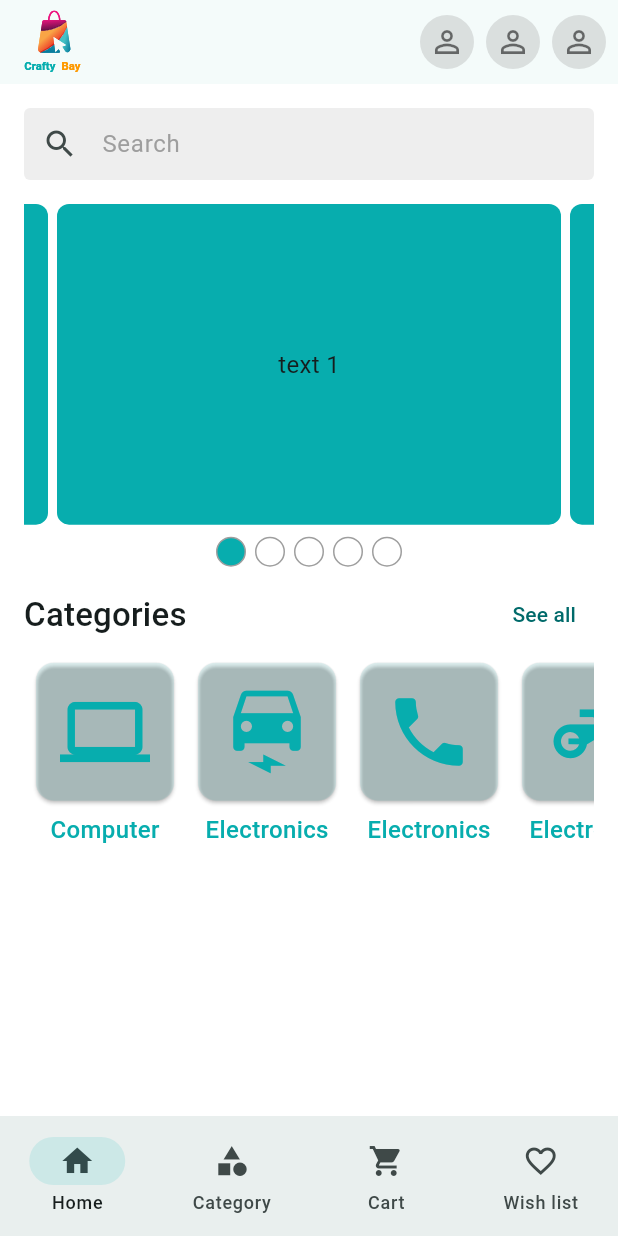
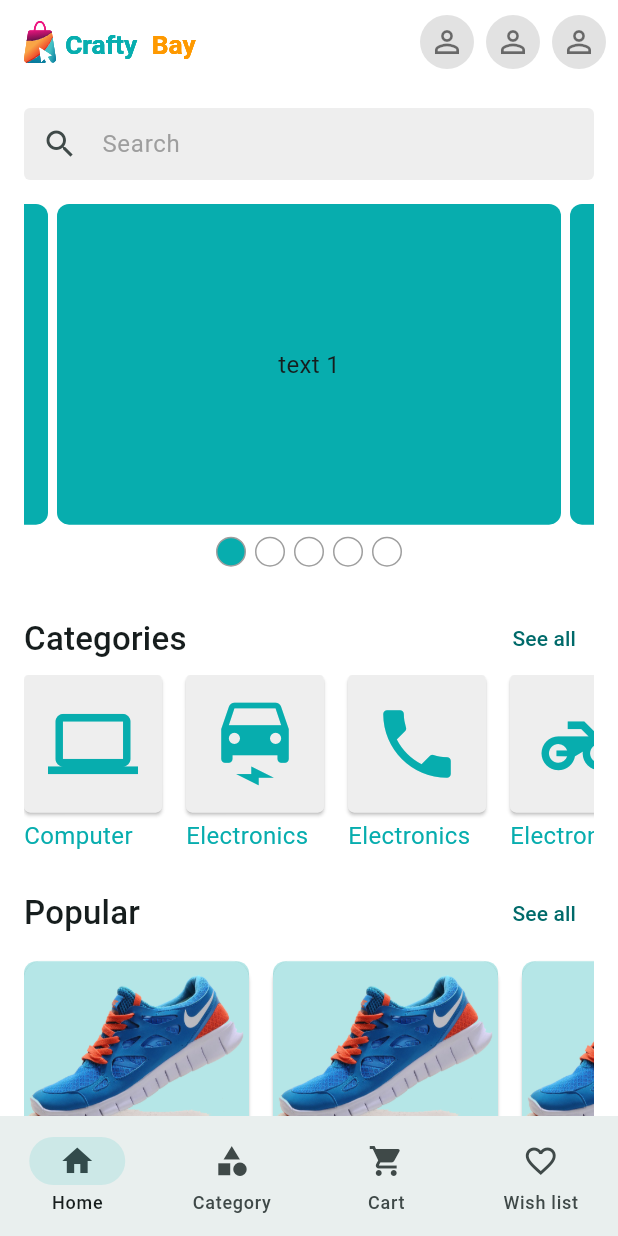
Before and after one commit to Nhrepon/Neuro-Shop-Flutter, a Flutter app: the screen it shows after launch, on a phone screen of 412 x 824 dp. Run offline on Flutter 3.47's test engine with Material 3 defaults, Android fonts, the phone set to English and light mode, and no system bars; drawn by our look-alikes of carousel_slider; our stand-ins replace firebase_core, firebase_crashlytics, flutter_svg, get, pin_code_fields; accounts and stored records are empty; generated files the repository leaves out were written again.

Commit message:
home and category list screen done with backpress

```diff
--- a/lib/app/app.dart
+++ b/lib/app/app.dart
@@ -1,8 +1,10 @@
 import 'package:flutter/material.dart';
 import 'package:flutter_localizations/flutter_localizations.dart';
+import 'package:get/get.dart';
 import 'package:neuro_shop/app/app_colors.dart';
 import 'package:neuro_shop/app/app_routes.dart';
 import 'package:flutter_gen/gen_l10n/app_localizations.dart';
+import 'package:neuro_shop/app/controller_binder.dart';
 import 'package:neuro_shop/features/auth/ui/screens/sign_in_screen.dart';
 
 class NeuroShop extends StatefulWidget {
@@ -16,10 +18,11 @@ class _NeuroShopState extends State<NeuroShop> {
   @override
   Widget build(BuildContext context) {
 
-    return MaterialApp(
+    return GetMaterialApp(
       initialRoute: '/',
       onGenerateRoute: AppRoutes.onGenerateRoute,
       theme: ThemeData(
+        appBarTheme: AppBarTheme(color: Colors.white),
         colorSchemeSeed: AppColors.themeColor,
         scaffoldBackgroundColor: Colors.white,
         textTheme: TextTheme(titleLarge: TextStyle(fontSize: 24, fontWeight: FontWeight.w600)),
@@ -51,6 +54,7 @@ class _NeuroShopState extends State<NeuroShop> {
       ],
       locale: const Locale('en'),
       debugShowCheckedModeBanner: false,
+      initialBinding: ControllerBinder(),
     );
   }
 }
--- a/lib/app/assets_path.dart
+++ b/lib/app/assets_path.dart
@@ -1,4 +1,6 @@
 class AssetsPath{
   static const String imagePath = 'assets/images';
   static const String logo = '$imagePath/logo.svg';
+  static const String logoNav = '$imagePath/logo_nav.svg';
+  static const String shoe = '$imagePath/shoe.png';
 }
--- /dev/null
+++ b/lib/app/controller_binder.dart
@@ -0,0 +1,10 @@
+import 'package:get/get.dart';
+import 'package:neuro_shop/controller/home_layout_controller.dart';
+
+class ControllerBinder extends Bindings{
+  @override
+  void dependencies() {
+    // TODO: implement dependencies
+    Get.put(HomeLayoutController());
+  }
+}
--- a/lib/common/main_screen_with_bottom_navBar.dart
+++ b/lib/common/main_screen_with_bottom_navBar.dart
@@ -1,4 +1,8 @@
 import 'package:flutter/material.dart';
+import 'package:get/get.dart';
+import 'package:get/get_core/src/get_main.dart';
+import 'package:neuro_shop/controller/home_layout_controller.dart';
+import 'package:neuro_shop/features/auth/ui/screens/category_list_screen.dart';
 import 'package:neuro_shop/home/home_screen.dart';
 
 class MainScreenWithBottomNavbar extends StatefulWidget {
@@ -9,10 +13,11 @@ class MainScreenWithBottomNavbar extends StatefulWidget {
 }
 
 class _MainScreenWithBottomNavbarState extends State<MainScreenWithBottomNavbar> {
-  int _selectedIndex = 0;
+  //int _selectedIndex = 0;.
+
   final List<Widget> _screen = [
     HomeScreen(),
-    HomeScreen(),
+    CategoryListScreen(),
     HomeScreen(),
     HomeScreen()
   ];
@@ -20,19 +25,24 @@ class _MainScreenWithBottomNavbarState extends State<MainScreenWithBottomNavbar>
   Widget build(BuildContext context) {
     return Scaffold(
       //appBar: AppBar(),
-      body: _screen[_selectedIndex],
-      bottomNavigationBar: NavigationBar(
-          selectedIndex: _selectedIndex,
-          onDestinationSelected: (int index){
-            _selectedIndex = index;
-          setState(() {});
-          },
-          destinations: [
-            NavigationDestination(icon: Icon(Icons.home), label: "Home"),
-            NavigationDestination(icon: Icon(Icons.category), label: "Category"),
-            NavigationDestination(icon: Icon(Icons.shopping_cart), label: "Cart"),
-            NavigationDestination(icon: Icon(Icons.favorite_outline), label: "Wish list"),
-      ]),
+      body: GetBuilder<HomeLayoutController>(
+        builder: (controller) {
+          return _screen[controller.selectedIndex];
+        }
+      ),
+      bottomNavigationBar: GetBuilder<HomeLayoutController>(
+        builder: (controller) {
+          return NavigationBar(
+              selectedIndex: controller.selectedIndex,
+              onDestinationSelected: controller.changeIndex,
+              destinations: [
+                NavigationDestination(icon: Icon(Icons.home), label: "Home"),
+                NavigationDestination(icon: Icon(Icons.category), label: "Category"),
+                NavigationDestination(icon: Icon(Icons.shopping_cart), label: "Cart"),
+                NavigationDestination(icon: Icon(Icons.favorite_outline), label: "Wish list"),
+          ]);
+        }
+      ),
     );
   }
 }
--- /dev/null
+++ b/lib/controller/home_layout_controller.dart
@@ -0,0 +1,18 @@
+import 'package:get/get.dart';
+
+class HomeLayoutController extends GetxController{
+  int _selectedIndex = 0;
+  int get selectedIndex => _selectedIndex;
+  void changeIndex(int index){
+    _selectedIndex = index;
+    update();
+  }
+
+  void moveToCategory(){
+    changeIndex(1);
+  }
+
+  void moveToHome(){
+    changeIndex(0);
+  }
+}
--- /dev/null
+++ b/lib/features/auth/ui/screens/category_list_screen.dart
@@ -0,0 +1,46 @@
+import 'package:flutter/cupertino.dart';
+import 'package:flutter/material.dart';
+import 'package:get/get.dart';
+import 'package:get/get_core/src/get_main.dart';
+import 'package:neuro_shop/controller/home_layout_controller.dart';
+import 'package:neuro_shop/widgets/category_item.dart';
+
+class CategoryListScreen extends StatefulWidget {
+  const CategoryListScreen({super.key});
+
+  @override
+  State<CategoryListScreen> createState() => _CategoryListScreenState();
+}
+
+class _CategoryListScreenState extends State<CategoryListScreen> {
+  @override
+  Widget build(BuildContext context) {
+    return PopScope(
+      canPop: false,
+      onPopInvokedWithResult: (_,__){
+        Get.find<HomeLayoutController>().moveToHome();
+      },
+      child: Scaffold(
+        appBar: AppBar(
+          title: Text("Categories"),
+          leading: IconButton(onPressed: (){Get.find<HomeLayoutController>().moveToHome();}, icon: Icon(CupertinoIcons.back))
+        ),
+        body: Padding(
+          padding: EdgeInsets.all(16),
+          child: GridView.builder(
+            itemCount: 10,
+            gridDelegate: SliverGridDelegateWithFixedCrossAxisCount(
+              crossAxisCount: 4,
+              mainAxisSpacing: 8,
+            ),
+            itemBuilder: (context, index) {
+              return const FittedBox(
+                child: CategoryItem(title:"Computer", icon: Icons.computer),
+              );
+            },
+          ),
+        ),
+      ),
+    );
+  }
+}
--- a/lib/home/home_screen.dart
+++ b/lib/home/home_screen.dart
@@ -1,11 +1,15 @@
 import 'package:flutter/material.dart';
 import 'package:flutter_svg/flutter_svg.dart';
+import 'package:get/get.dart';
+import 'package:get/get_core/src/get_main.dart';
 import 'package:neuro_shop/app/app_colors.dart';
 import 'package:neuro_shop/app/assets_path.dart';
+import 'package:neuro_shop/controller/home_layout_controller.dart';
 import 'package:neuro_shop/core/extensions/localization_extension.dart';
 
 import '../widgets/app_bar_action_button.dart';
 import '../widgets/category_item.dart';
+import '../widgets/product_card.dart';
 import '../widgets/search_field.dart';
 import '../widgets/section_header.dart';
 import '../widgets/slider.dart';
@@ -22,23 +26,14 @@ class _HomeScreenState extends State<HomeScreen> {
   Widget build(BuildContext context) {
     return Scaffold(
       appBar: AppBar(
-        title: SvgPicture.asset(AssetsPath.logo, width: 40,),
+        title: SvgPicture.asset(AssetsPath.logoNav, width: 120),
         actions: [
-          appBarActionButton(
-            icon: Icons.person_outline,
-            onTap: (){},
-          ),
-          SizedBox(width: 8,),
-          appBarActionButton(
-            icon: Icons.person_outline,
-            onTap: (){},
-          ),
-          SizedBox(width: 8,),
-          appBarActionButton(
-            icon: Icons.person_outline,
-            onTap: (){},
-          ),
-          SizedBox(width: 8,),
+          appBarActionButton(icon: Icons.person_outline, onTap: () {}),
+          SizedBox(width: 8),
+          appBarActionButton(icon: Icons.person_outline, onTap: () {}),
+          SizedBox(width: 8),
+          appBarActionButton(icon: Icons.person_outline, onTap: () {}),
+          SizedBox(width: 8),
         ],
       ),
       body: SingleChildScrollView(
@@ -47,29 +42,53 @@ class _HomeScreenState extends State<HomeScreen> {
           child: Column(
             children: [
               SearchFieldWidget(),
-                SizedBox(height: 16,),
+              SizedBox(height: 16),
               SliderWidget(),
-                SectionHeader(title: "Categories", onTap: (){},),
+              SizedBox(height: 16),
+              SectionHeader(title: context.localization.categories, onTap: () {
+                Get.find<HomeLayoutController>().moveToCategory();
+              },),
               SingleChildScrollView(
                 scrollDirection: Axis.horizontal,
                 child: Row(
                   children: [
-                      CategoryItem(title: "Computer", icon: Icons.computer,),
-                      CategoryItem(title: "Electronics", icon: Icons.electric_car,),
-                      CategoryItem(title: "Electronics", icon: Icons.phone,),
-                      CategoryItem(title: "Electronics", icon: Icons.motorcycle,),
-                      CategoryItem(title: "Electronics", icon: Icons.laptop,),
+                    CategoryItem(title: "Computer", icon: Icons.computer),
+                    CategoryItem(
+                      title: "Electronics",
+                      icon: Icons.electric_car,
+                    ),
+                    CategoryItem(title: "Electronics", icon: Icons.phone),
+                    CategoryItem(title: "Electronics", icon: Icons.motorcycle),
+                    CategoryItem(title: "Electronics", icon: Icons.laptop),
                   ],
                 ),
-                )
-
-
+              ),
+              SizedBox(height: 16),
+              SectionHeader(title: context.localization.popular, onTap: () {}),
+              _buildProductSection(),
+              SectionHeader(title: context.localization.newProduct, onTap: () {}),
+              _buildProductSection(),
+              SectionHeader(title: context.localization.special, onTap: () {}),
+              _buildProductSection(),
             ],
-            )
           ),
         ),
+      ),
+    );
+  }
 
-
+  Widget _buildProductSection() {
+    return SingleChildScrollView(
+              scrollDirection: Axis.horizontal,
+              child: Row(
+                children: [
+                  ProductCard(),
+                  ProductCard(),
+                  ProductCard(),
+                  ProductCard(),
+                  ProductCard(),
+                ],
+              ),
             );
   }
 }
--- a/lib/l10n/app_en.arb
+++ b/lib/l10n/app_en.arb
@@ -16,5 +16,9 @@
     "verify": "Verify",
     "enterYourOtp": "Enter your otp code",
     "otpSend": "A 6 digit otp send to your email address",
-    "seeAll": "See all"
+    "categories": "Categories",
+    "popular": "Popular",
+    "seeAll": "See all",
+    "newProduct": "New Product",
+    "special": "Special"
 }
--- a/lib/widgets/category_item.dart
+++ b/lib/widgets/category_item.dart
@@ -3,28 +3,35 @@ import 'package:flutter/material.dart';
 import '../app/app_colors.dart';
 
 class CategoryItem extends StatelessWidget {
-  const CategoryItem({
-    super.key, required this.title, required this.icon,
-  });
+  const CategoryItem({super.key, required this.title, required this.icon});
+
   final String title;
   final IconData icon;
+
   @override
   Widget build(BuildContext context) {
     return Column(
+      mainAxisAlignment: MainAxisAlignment.center,
+      crossAxisAlignment: CrossAxisAlignment.start,
+      spacing: 4,
       children: [
         Card(
-          margin: EdgeInsets.all(8),
-          color: AppColors.themeColor.withValues(alpha: 0.1),
+          shape: RoundedRectangleBorder(borderRadius: BorderRadius.circular(4)),
+          margin: EdgeInsets.only(right: 16),
+          color: Colors.grey.shade200,
           child: Padding(
             padding: EdgeInsets.all(16),
-            child: Icon(
-              icon,
-              size: 60,
-              color: AppColors.themeColor,
-            ),
+            child: Icon(icon, size: 60, color: AppColors.themeColor),
           ),
         ),
-        Text(title, style: TextStyle(color: AppColors.themeColor, fontSize: 16, fontWeight: FontWeight.w500),)
+        Text(
+          title,
+          style: TextStyle(
+            color: AppColors.themeColor,
+            fontSize: 16,
+            fontWeight: FontWeight.w400,
+          ),
+        ),
       ],
     );
   }
--- /dev/null
+++ b/lib/widgets/product_card.dart
@@ -0,0 +1,82 @@
+import 'package:flutter/material.dart';
+
+import '../app/app_colors.dart';
+import '../app/assets_path.dart';
+
+class ProductCard extends StatelessWidget {
+  const ProductCard({
+    super.key,
+  });
+
+  @override
+  Widget build(BuildContext context) {
+    return Card(
+      margin: EdgeInsets.only(right: 16, top: 8, bottom: 8),
+      color: Colors.white,
+      child: SizedBox(
+        width: 150,
+        child: Column(
+          children: [
+            Container(
+              height: 120,
+              width: 150,
+              decoration: BoxDecoration(
+                color: AppColors.themeColor.withValues(alpha: 0.3),
+                borderRadius: BorderRadius.only(
+                  topLeft: Radius.circular(8),
+                  topRight: Radius.circular(8),
+                ),
+                image: DecorationImage(
+                  image: AssetImage(AssetsPath.shoe),
+                  fit: BoxFit.scaleDown,
+                ),
+              ),
+            ),
+            Padding(
+              padding: EdgeInsets.all(8),
+              child: Column(
+                children: [
+                  Text(
+                    "Nike NK-76 New collection",
+                    style: TextStyle(
+                      fontWeight: FontWeight.w600,
+                      overflow: TextOverflow.ellipsis,
+                    ),
+                    maxLines: 1,
+                  ),
+                  Row(
+                    mainAxisAlignment: MainAxisAlignment.spaceBetween,
+                    children: [
+                      Text(
+                        "100৳",
+                        style: TextStyle(
+                          color: AppColors.themeColor,
+                          fontWeight: FontWeight.w600,
+                        ),
+                      ),
+                      Wrap(children: [Icon(Icons.star, size: 18, color: Colors.orange), Text("3.3")]),
+                      Card(
+                        shape: RoundedRectangleBorder(
+                          borderRadius: BorderRadius.circular(2),
+                        ),
+                        color: AppColors.themeColor,
+                        child: Padding(
+                          padding: EdgeInsets.all(3),
+                          child: Icon(
+                            Icons.favorite_border,
+                            size: 14,
+                            color: Colors.white,
+                          ),
+                        ),
+                      ),
+                    ],
+                  ),
+                ],
+              ),
+            ),
+          ],
+        ),
+      ),
+    );
+  }
+}
--- a/lib/widgets/section_header.dart
+++ b/lib/widgets/section_header.dart
@@ -15,7 +15,7 @@ class SectionHeader extends StatelessWidget {
       mainAxisAlignment: MainAxisAlignment.spaceBetween,
       children: [
         Text(title, style: textTheme.titleMedium?.copyWith(fontSize: 22)),
-        TextButton(onPressed: onTap, child: Text(context.localization.seeAll))
+        TextButton(onPressed: onTap, child: Text(context.localization.seeAll)),
       ],
     );
   }
--- a/pubspec.yaml
+++ b/pubspec.yaml
@@ -21,6 +21,7 @@ dependencies:
   firebase_analytics: ^11.4.5
   pin_code_fields: ^8.0.1
   carousel_slider: ^5.0.0
+  get: ^4.7.2
 
 
 
```
Also changed, not shown: assets/images/logo_nav.svg (added), assets/images/shoe.png (added), pubspec.lock. Lines whose indentation alone changed are shown as unchanged.
